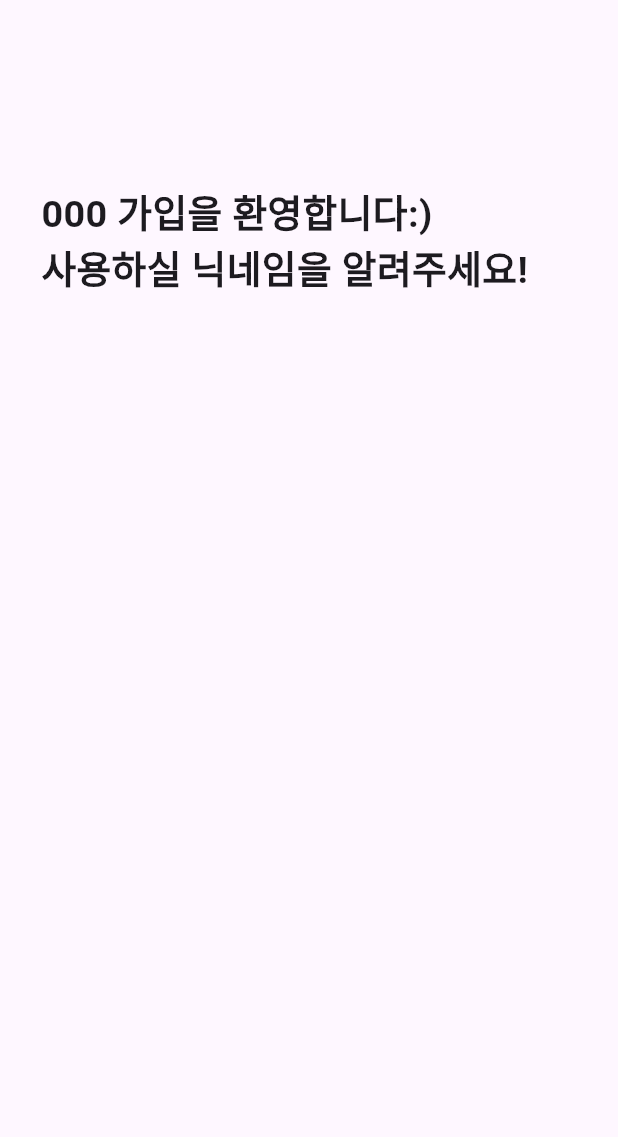
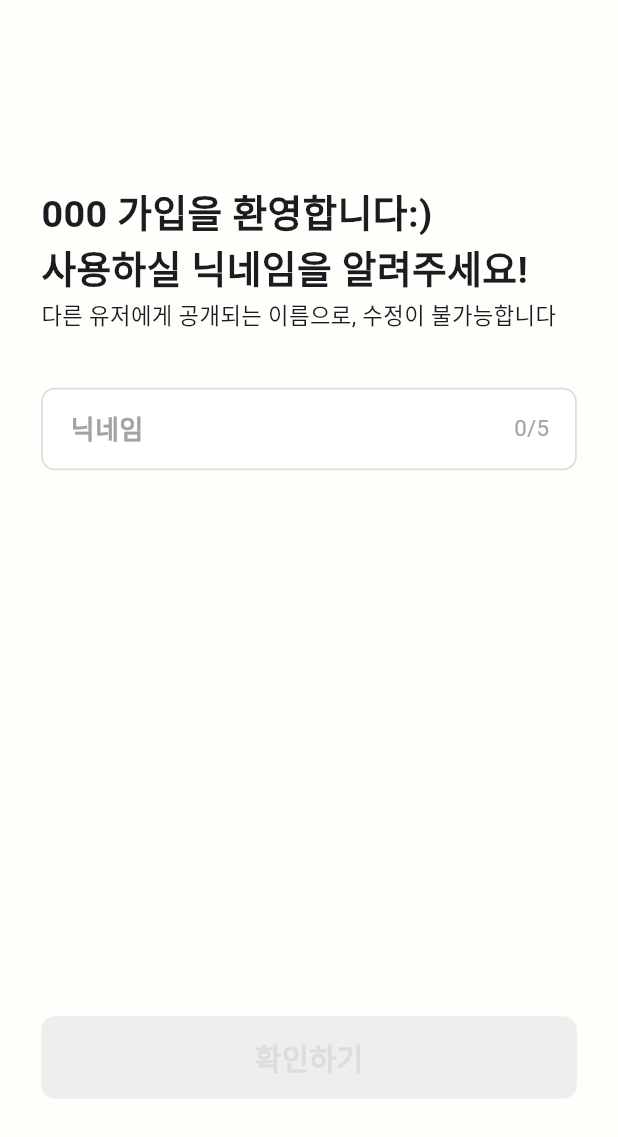
Before and after one commit to Dear-deer-developer/Dear-dear-FE, a Flutter app: the SignUpFirst screen opened directly, on a phone screen of 412 x 824 dp. Shown: the top 1137 px of the screen. Run offline on Flutter 3.47's test engine with Material 3 defaults, Android fonts, the phone set to English and light mode, and no system bars; our stand-ins replace flutter_screenutil, get, logger; Roboto replaces fonts that are missing (KakaoSmallSansBold, KakaoSmallSansRegular).

Commit message:
회원가입 닉네임 입력 뷰

```diff
--- a/lib/app.dart
+++ b/lib/app.dart
@@ -1,3 +1,4 @@
+import 'package:dear_deer_demo/data/app_color.dart';
 import 'package:dear_deer_demo/view/login/login_main.dart';
 import 'package:dear_deer_demo/view/main_view.dart';
 import 'package:flutter/material.dart';
@@ -18,6 +19,7 @@ class App extends StatelessWidget {
           theme: ThemeData(
             colorScheme: ColorScheme.fromSeed(seedColor: Colors.deepPurple),
             useMaterial3: true,
+            scaffoldBackgroundColor: AppColors.bgColor,
           ),
           // 로그인 정보가 없으면 LoginMain() 페이지로, 있으면 Home() 페이지로 이동
           home: isLogined ? const MainView() : const LoginMain(),
--- /dev/null
+++ b/lib/controller/login/sign_up_controller.dart
@@ -0,0 +1,30 @@
+import 'package:get/get.dart';
+
+class SignUpController extends GetxController {
+  var nickname = ''.obs;
+
+// 닉네임 업데이트
+  void updateNickname(String value) {
+    nickname(value);
+  }
+
+  // 닉네임 초기화
+  void clearNickname() {
+    nickname('');
+  }
+
+  // 닉네임 길이 반환
+  int get nicknameLength => nickname.value.length;
+
+  // 닉네임 유효성 검사
+  bool isValidNickname() {
+    return nickname.value.isNotEmpty;
+  }
+
+  // 컨트롤러 종료 시 상태 초기화
+  @override
+  void onClose() {
+    clearNickname();
+    super.onClose();
+  }
+}
--- a/lib/data/font_styles.dart
+++ b/lib/data/font_styles.dart
@@ -30,34 +30,34 @@ class FontStyles {
     fontWeight: FontWeight.bold,
     height: 1.2.h,
   );
-  static TextStyle B1_reg_16 = TextStyle(
+  static TextStyle B2_reg_16 = TextStyle(
     fontFamily: 'KakaoSmallSansRegular',
     fontSize: 16.sp,
     height: 1.2.h,
   );
-  static TextStyle B1_bold_15 = TextStyle(
+  static TextStyle B3_bold_15 = TextStyle(
     fontFamily: 'KakaoSmallSansBold',
     fontSize: 15.sp,
     fontWeight: FontWeight.bold,
     height: 1.2.h,
   );
-  static TextStyle B1_reg_15 = TextStyle(
+  static TextStyle B3_reg_15 = TextStyle(
     fontFamily: 'KakaoSmallSansRegular',
     fontSize: 15.sp,
     height: 1.2.h,
   );
-  static TextStyle B1_bold_14 = TextStyle(
+  static TextStyle B4_bold_14 = TextStyle(
     fontFamily: 'KakaoSmallSansBold',
     fontSize: 14.sp,
     fontWeight: FontWeight.bold,
     height: 1.2.h,
   );
-  static TextStyle B1_reg_14 = TextStyle(
+  static TextStyle B4_reg_14 = TextStyle(
     fontFamily: 'KakaoSmallSansRegular',
     fontSize: 14.sp,
     height: 1.2.h,
   );
-  static TextStyle B1_reg_13 = TextStyle(
+  static TextStyle B5_reg_13 = TextStyle(
     fontFamily: 'KakaoSmallSansRegular',
     fontSize: 13.sp,
     height: 1.2.h,
--- a/lib/data/image_data.dart
+++ b/lib/data/image_data.dart
@@ -25,4 +25,6 @@ class ImagePath {
 
   // MARK: - Login
   static String get kakaoLoginButton => 'assets/images/kakao_login_button.png';
+  static String get nicknameDeletdButton =>
+      'assets/images/nickname_delete_button.png';
 }
--- a/lib/view/login/login_main.dart
+++ b/lib/view/login/login_main.dart
@@ -80,7 +80,7 @@ class LoginMain extends StatelessWidget {
                   // 임시 로그인 버튼
                   GestureDetector(
                     // onTap: () => Get.to(() => const Home()),
-                    onTap: () => Get.to(() => const SignUpFirst()),
+                    onTap: () => Get.to(() => SignUpFirst()),
                     child: Image.asset(
                       ImagePath.kakaoLoginButton,
                       width: 312.w,
--- a/lib/view/login/sign_up_first.dart
+++ b/lib/view/login/sign_up_first.dart
@@ -1,23 +1,34 @@
+import 'package:dear_deer_demo/controller/login/sign_up_controller.dart';
+import 'package:dear_deer_demo/data/app_color.dart';
 import 'package:dear_deer_demo/data/font_styles.dart';
+import 'package:dear_deer_demo/data/image_data.dart';
 import 'package:flutter/material.dart';
 import 'package:flutter_screenutil/flutter_screenutil.dart';
+import 'package:get/get.dart';
 
 class SignUpFirst extends StatelessWidget {
-  const SignUpFirst({super.key});
+  SignUpFirst({super.key});
+
+  final SignUpController signUpController = Get.put(SignUpController());
+  final TextEditingController _textController = TextEditingController();
 
   @override
   Widget build(BuildContext context) {
     return Scaffold(
-      body: SafeArea(child: _body()),
+      body: SafeArea(child: _body(context)),
     );
   }
 
-  Widget _body() {
-    return Column(
+  Widget _body(BuildContext context) {
+    return Padding(
+      padding: EdgeInsets.only(left: 24.0.w, right: 24.w),
+      child: Column(
         crossAxisAlignment: CrossAxisAlignment.start,
         children: [
           Padding(
-          padding: EdgeInsets.only(top: 108.h, left: 24.w),
+            padding: EdgeInsets.only(
+                top: 108.h,
+                bottom: 2.h), // 글자 기본 height 값 때문에 bottom 패딩 임의로 값 수정.
             child: Text(
               '000 가입을 환영합니다:)\n사용하실 닉네임을 알려주세요!',
               style: FontStyles.H1_bold_22,
@@ -27,8 +38,125 @@ class SignUpFirst extends StatelessWidget {
               //     fontSize: 22.sp,
               //     fontWeight: FontWeight.bold),
             ),
-        )
+          ),
+          Text(
+            '다른 유저에게 공개되는 이름으로, 수정이 불가능합니다',
+            style: FontStyles.S1_reg_13,
+          ),
+          // 닉네임 입력 창
+          SizedBox(
+            height: 32.h,
+          ),
+          _nicknameInputField(),
+          const Spacer(),
+          _checkButton(context),
         ],
+      ),
+    );
+  }
+
+  // MARK: - 닉네임 입력 필드
+  Widget _nicknameInputField() {
+    return Obx(() {
+      Color borderColor = signUpController.nickname.value.isEmpty
+          ? AppColors.G_02
+          : AppColors.mainGreen;
+
+      return Container(
+        width: 312.w,
+        height: 48.h,
+        decoration: BoxDecoration(
+          color: Colors.white,
+          borderRadius: BorderRadius.circular(8.r),
+          border: Border.all(color: borderColor, width: 1.w),
+        ),
+        child: Row(
+          crossAxisAlignment: CrossAxisAlignment.center,
+          children: [
+            Expanded(
+              child: TextField(
+                controller: _textController,
+                onChanged: (value) => signUpController.updateNickname(value),
+                maxLength: 5,
+                style: FontStyles.B3_bold_15,
+                textAlignVertical: TextAlignVertical.center,
+                cursorColor: AppColors.mainGreen, // 커서 색상 지정
+                decoration: InputDecoration(
+                  hintText: '닉네임',
+                  hintStyle:
+                      FontStyles.B3_reg_15.copyWith(color: AppColors.G_05),
+                  counterText: '',
+                  border: InputBorder.none,
+                  isDense: true,
+                  contentPadding: EdgeInsets.only(left: 16.w),
+                ),
+              ),
+            ),
+            // X 버튼 (닉네임 입력 시에만 표시)
+            if (signUpController.nickname.value.isNotEmpty)
+              GestureDetector(
+                onTap: () {
+                  // 닉네임 상태와 TextField 값 초기화
+                  signUpController.updateNickname('');
+                  _textController.clear(); // 텍스트 필드 값 초기화
+                },
+                child: Padding(
+                  padding: EdgeInsets.only(right: 5.w),
+                  child: Image.asset(
+                    ImagePath.nicknameDeletdButton,
+                    width: 16.w,
+                    height: 16.h,
+                  ),
+                ),
+              ),
+            Padding(
+              padding: EdgeInsets.only(right: 15.0.w),
+              child: Obx(
+                () => Text(
+                  '${signUpController.nickname.value.length}/5',
+                  style: FontStyles.S1_reg_13.copyWith(color: AppColors.G_05),
+                ),
+              ),
+            ),
+          ],
+        ),
+      );
+    });
+  }
+
+// MARK: - 확인하기 버튼
+  Widget _checkButton(BuildContext context) {
+    // 키보드가 올라와 있으면 패딩을 16으로 설정
+    double bottomPadding =
+        MediaQuery.of(context).viewInsets.bottom > 0 ? 16.h : 80.h;
+
+    return Padding(
+      padding: EdgeInsets.only(bottom: bottomPadding),
+      child: Obx(
+        () {
+          // 활성화 여부 확인
+          bool isActive = signUpController.nickname.value.isNotEmpty;
+
+          return GestureDetector(
+            onTap: isActive ? () {} : null,
+            child: Container(
+              width: double.infinity,
+              height: 48.h,
+              alignment: Alignment.center,
+              decoration: BoxDecoration(
+                color: isActive ? AppColors.mainGreen : AppColors.G_01,
+                borderRadius: BorderRadius.circular(8.r),
+              ),
+              child: Text(
+                '확인하기',
+                style: FontStyles.Button_bold_17.copyWith(
+                  color: isActive ? Colors.white : AppColors.G_02,
+                ),
+              ),
+            ),
+          );
+        },
+      ),
     );
   }
 }
```
Also changed, not shown: assets/images/nickname_delete_button.png (added). Lines whose indentation alone changed are shown as unchanged.
